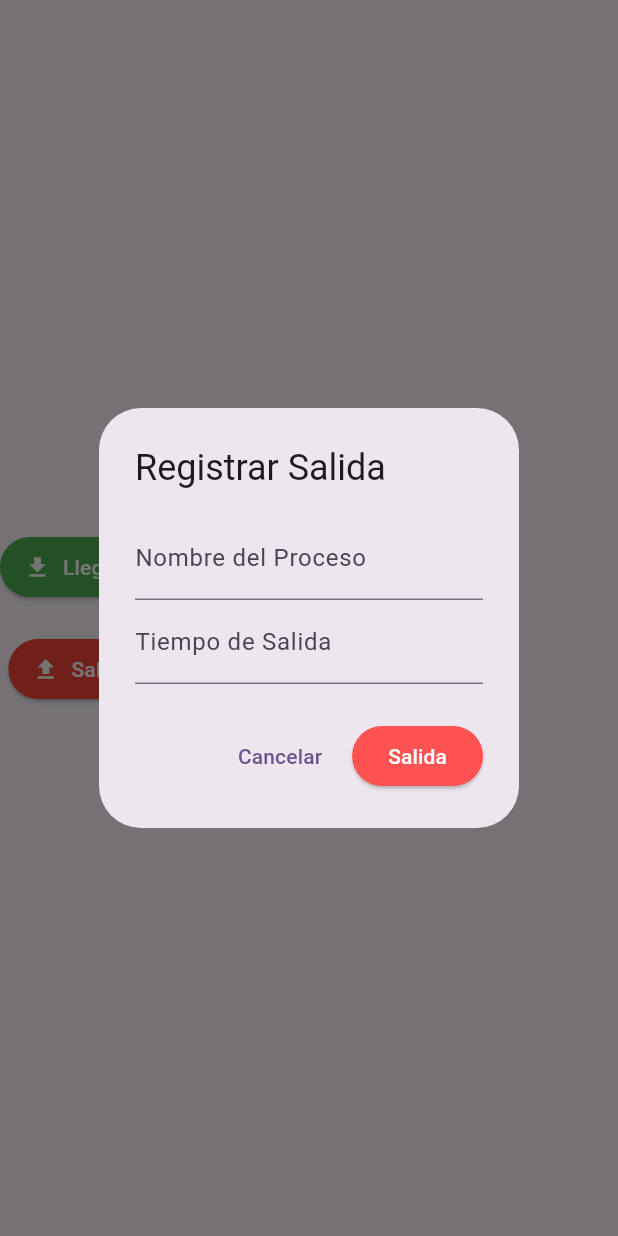
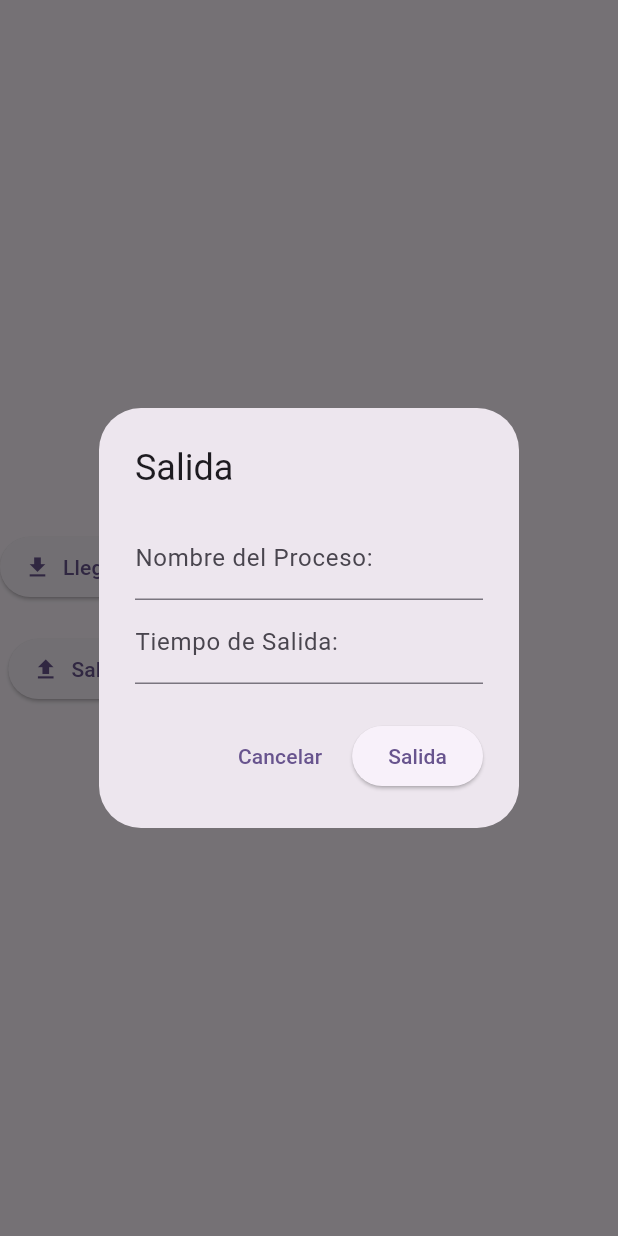
Before and after one commit to MonsePL20/simulacion_memoria, a Flutter app: the BotonesAccion widget shown alone on an empty page, opened directly with empty values, after a tap on "Salida", on a phone screen of 412 x 824 dp. Run offline on Flutter 3.47's test engine with Material 3 defaults, Android fonts, the light colour scheme and no system bars.

Commit message:
Botones2

```diff
--- a/lib/Botones.dart
+++ b/lib/Botones.dart
@@ -52,23 +52,22 @@ class BotonesAccion extends StatelessWidget {
     showDialog(
       context: context,
       builder: (context) => AlertDialog(
-        title: const Text('Registrar Salida'),
+        title: const Text('Salida'),
         content: Column(
-          mainAxisSize: MainAxisSize.min,
+          mainAxisSize: MainAxisSize.min,// ventana pequeña
           children: [
-            TextField(controller: nombreCtrl, decoration: const InputDecoration(labelText: 'Nombre del Proceso')),
-            TextField(controller: salidaCtrl, decoration: const InputDecoration(labelText: 'Tiempo de Salida'), keyboardType: TextInputType.number),
+            TextField(controller: nombreCtrl, decoration: const InputDecoration(labelText: 'Nombre del Proceso: ')),
+            TextField(controller: salidaCtrl, decoration: const InputDecoration(labelText: 'Tiempo de Salida: '), keyboardType: TextInputType.number),
           ],
         ),
         actions: [
           TextButton(onPressed: () => Navigator.pop(context), child: const Text('Cancelar')),
           ElevatedButton(
-            style: ElevatedButton.styleFrom(backgroundColor: Colors.redAccent),
             onPressed: () {
               alSalir(nombreCtrl.text, salidaCtrl.text);
               Navigator.pop(context);
             },
-            child: const Text('Salida', style: TextStyle(color: Colors.white)),
+            child: const Text('Salida'),
           ),
         ],
       ),
@@ -85,7 +84,6 @@ class BotonesAccion extends StatelessWidget {
           onPressed: () => _mostrarDialogoLlegada(context),
           icon: const Icon(Icons.download),
           label: const Text('Llegada'),
-          style: ElevatedButton.styleFrom(backgroundColor: Colors.green, foregroundColor: Colors.white),
         ),
         const SizedBox(height: 20),
         // Boton de salida
@@ -93,7 +91,6 @@ class BotonesAccion extends StatelessWidget {
           onPressed: () => _mostrarDialogoSalida(context),
           icon: const Icon(Icons.upload),
           label: const Text('Salida'),
-          style: ElevatedButton.styleFrom(backgroundColor: Colors.red, foregroundColor: Colors.white),
         ),
       ],
     );
```
